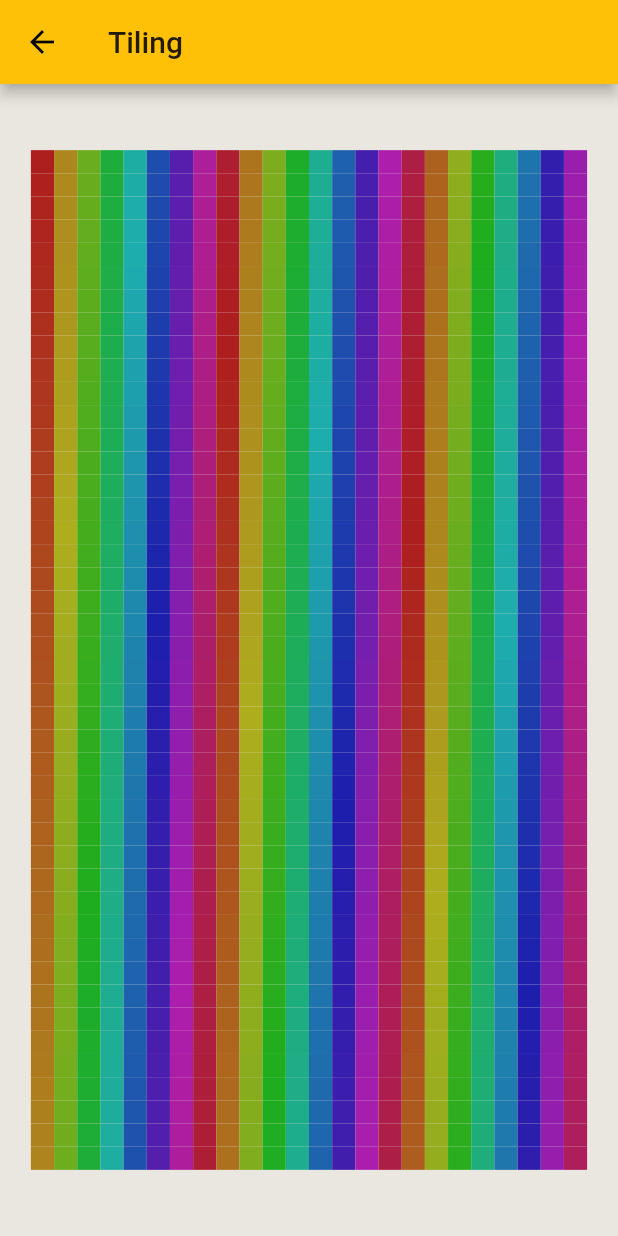
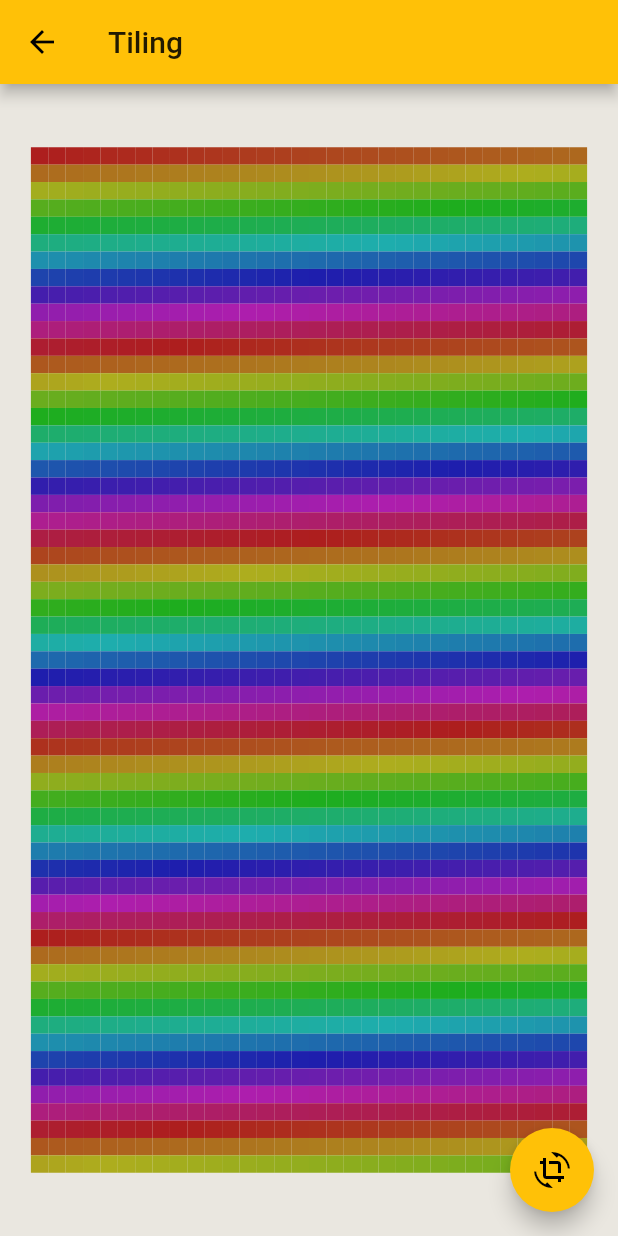
Before and after one commit to jamesporter/solandra-flutter, a Flutter app: the ExampleTwo screen opened by its route, on a phone screen of 412 x 824 dp. Run offline on Flutter 3.47's test engine with Material 2 defaults, Android fonts, the phone set to English and light mode, and no system bars; our stand-ins replace flutter_hooks.

Commit message:
animated example, add state/hooks to an existing thing

```diff
--- a/example/lib/hello_solandra.dart
+++ b/example/lib/hello_solandra.dart
@@ -26,7 +26,7 @@ class ExampleOne extends StatelessWidget {
   @override
   Widget build(BuildContext context) {
     return Scaffold(
-        appBar: AppBar(title: const Text("Solandra Demos")),
+        appBar: AppBar(title: const Text("Simple Drawing")),
         body: CustomPaint(painter: ExampleOnePainter(), child: Container()));
   }
 }
--- a/example/lib/hello_solandra_two.dart
+++ b/example/lib/hello_solandra_two.dart
@@ -1,17 +1,22 @@
 import 'package:flutter/material.dart';
-import 'package:solandra/iteration.dart';
+import 'package:flutter_hooks/flutter_hooks.dart';
 import 'package:solandra/solandra.dart';
 import 'package:solandra/drawables.dart';
 
 class ExampleTwoPainter extends CustomPainter {
+  bool columnFirst;
+
+  ExampleTwoPainter(this.columnFirst);
+
   @override
   void paint(Canvas canvas, Size size) {
     final sol = Solandra(canvas, size);
     sol.clipped();
     sol.background(40, 20, 90);
     sol.forTiling(
-        n: 24,
+        n: 32,
         margin: 0.05,
+        columnFirst: columnFirst,
         callback: (area) {
           sol.setFillColor(area.index.toDouble(), 70, 40);
           sol.fillD(DRect(area.origin, area.delta));
@@ -24,11 +29,20 @@ class ExampleTwoPainter extends CustomPainter {
   }
 }
 
-class ExampleTwo extends StatelessWidget {
+class ExampleTwo extends HookWidget {
   @override
   Widget build(BuildContext context) {
+    final colFirst = useState(false);
     return Scaffold(
-        appBar: AppBar(title: const Text("Tiling")),
-        body: CustomPaint(painter: ExampleTwoPainter(), child: Container()));
+      appBar: AppBar(title: const Text("Tiling")),
+      body: CustomPaint(
+          painter: ExampleTwoPainter(colFirst.value), child: Container()),
+      floatingActionButton: FloatingActionButton(
+        child: const Icon(Icons.crop_rotate),
+        onPressed: () {
+          colFirst.value = !colFirst.value;
+        },
+      ),
+    );
   }
 }
--- a/example/lib/home_screen.dart
+++ b/example/lib/home_screen.dart
@@ -21,7 +21,7 @@ class HomeScreen extends StatelessWidget {
                   child: Padding(
                       padding: const EdgeInsets.all(16),
                       child: Text("Example ${idx + 1}")));
-            }, childCount: 2))
+            }, childCount: 3))
           ],
         ));
   }
--- a/example/lib/main.dart
+++ b/example/lib/main.dart
@@ -1,4 +1,5 @@
 import 'package:example/hello_solandra.dart';
+import 'package:example/hello_solandra_three.dart';
 import 'package:example/hello_solandra_two.dart';
 import 'package:example/home_screen.dart';
 import 'package:flutter/material.dart';
@@ -31,7 +32,8 @@ class MyApp extends StatelessWidget {
       routes: {
         "/": (_) => HomeScreen(),
         "/1": (_) => ExampleOne(),
-        "/2": (_) => ExampleTwo()
+        "/2": (_) => ExampleTwo(),
+        "/3": (_) => ExampleThree()
       },
       // showPerformanceOverlay: true,
       debugShowCheckedModeBanner: false,
--- a/example/pubspec.yaml
+++ b/example/pubspec.yaml
@@ -32,6 +32,7 @@ dependencies:
   cupertino_icons: ^1.0.2
   solandra:
     path: ../
+  flutter_hooks: ^0.18.0
 
 dev_dependencies:
   flutter_test:
```
Also changed, not shown: example/lib/hello_solandra_three.dart (added, +51 -0 lines), example/pubspec.lock, 2 other files.
